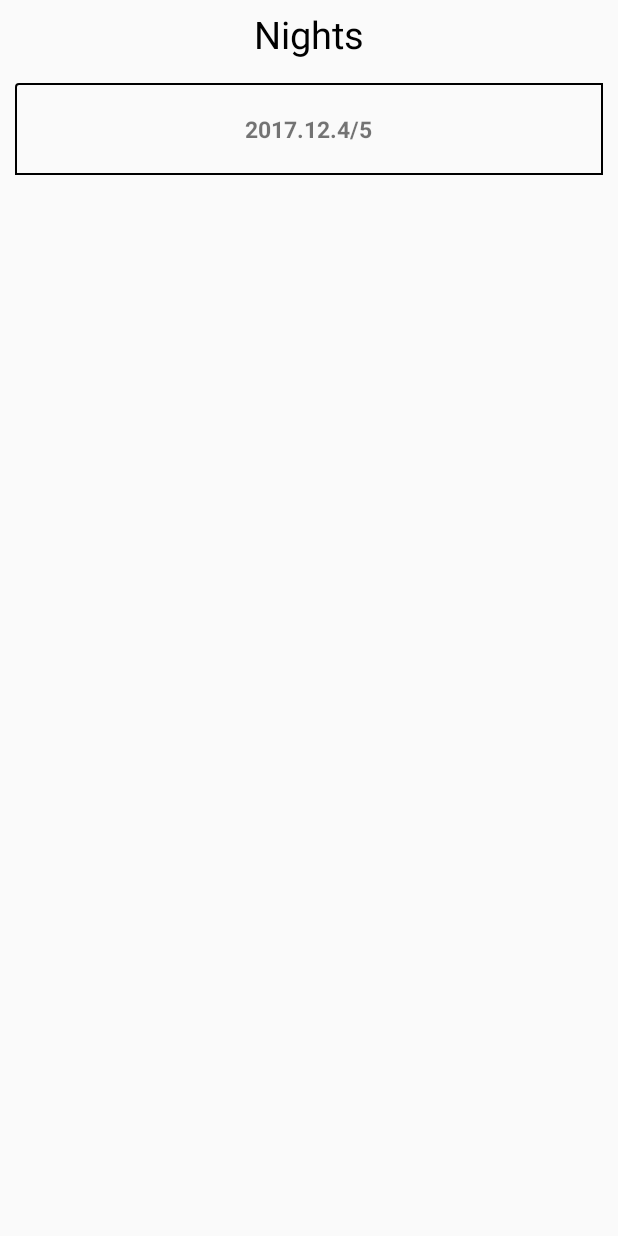
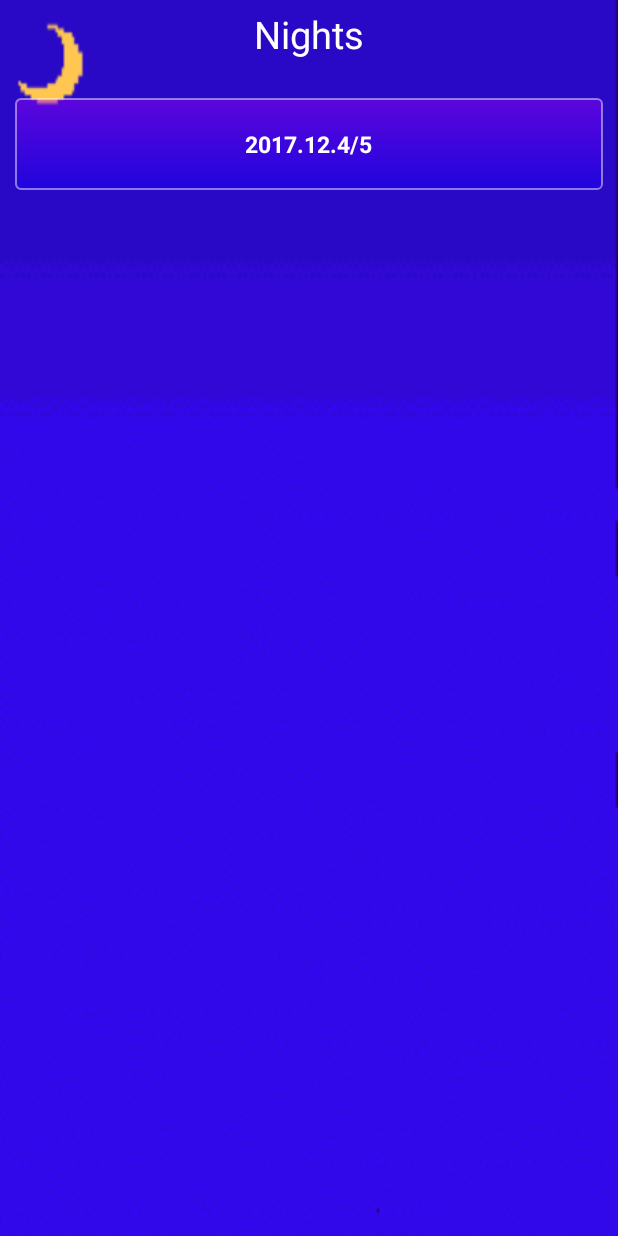
Before and after one commit to petnica-meteor-group/meteor-observation-notebook, an Android app: the ObservationResultsActivity screen opened directly, with no data from a screen before it, on a phone screen of 412 x 824 dp. Run offline under Robolectric (Android 15) with nearby library versions, the phone set to English and light mode, and no system bars.

Commit message:
Improve a e s t h e t i c s

```diff
--- a/app/src/main/java/petnicameteorgroup/meteorobservationnotebook/utils/Nightkeeper.java
+++ b/app/src/main/java/petnicameteorgroup/meteorobservationnotebook/utils/Nightkeeper.java
@@ -2,6 +2,7 @@ package petnicameteorgroup.meteorobservationnotebook.utils;
 
 import android.content.Context;
 import android.os.Environment;
+import android.util.Log;
 
 import java.io.File;
 import java.util.ArrayList;
@@ -62,7 +63,7 @@ public class Nightkeeper {
         Calendar now = Calendar.getInstance();
 
         Calendar other = (Calendar) now.clone(), first, second;
-        if (now.get(Calendar.HOUR_OF_DAY) > 15) {
+        if (now.get(Calendar.HOUR_OF_DAY) >= 15) {
             other.add(Calendar.DAY_OF_MONTH, 1);
             first = now;
             second = other;
--- a/app/src/main/java/petnicameteorgroup/meteorobservationnotebook/utils/Note.java
+++ b/app/src/main/java/petnicameteorgroup/meteorobservationnotebook/utils/Note.java
@@ -5,6 +5,7 @@ import android.util.Log;
 
 import java.text.SimpleDateFormat;
 import java.util.Date;
+import java.util.TimeZone;
 
 /**
  * Created by schutzekatze on 12/4/17.
@@ -33,7 +34,9 @@ public class Note {
     }
 
     public String getClockTime() {
-        return new SimpleDateFormat("HH:mm:ss").format(new Date(timestamp));
+        SimpleDateFormat simpleDateFormat = new SimpleDateFormat("HH:mm:ss");
+        simpleDateFormat.setTimeZone(TimeZone.getTimeZone("UTC"));
+        return simpleDateFormat.format(new Date(timestamp));
     }
 
 }
--- a/app/src/main/java/petnicameteorgroup/meteorobservationnotebook/utils/NotesPagerAdapter.java
+++ b/app/src/main/java/petnicameteorgroup/meteorobservationnotebook/utils/NotesPagerAdapter.java
@@ -30,6 +30,7 @@ public class NotesPagerAdapter extends FragmentStatePagerAdapter {
 
         Bundle args = new Bundle();
         args.putParcelable(NoteFragment.NOTE_BITMAP_ARG, night.getNote(i).getBitmap());
+        args.putString(NoteFragment.NOTE_CLOCKTIME_ARG, night.getNote(i).getClockTime());
         fragment.setArguments(args);
 
         return fragment;
--- a/app/src/main/res/drawable/night_border.xml
+++ /dev/null
@@ -1,12 +0,0 @@
-<?xml version="1.0" encoding="utf-8"?>
-<shape xmlns:android="http://schemas.android.com/apk/res/android"
-    android:shape="rectangle">
-    <corners
-        android:radius="2dp"
-        android:topRightRadius="0dp"
-        android:bottomRightRadius="0dp"
-        android:bottomLeftRadius="0dp" />
-    <stroke
-        android:width="1dp"
-        android:color="@android:color/black" />
-</shape>
--- a/app/src/main/res/layout/activity_observation_results.xml
+++ b/app/src/main/res/layout/activity_observation_results.xml
@@ -3,16 +3,18 @@
     xmlns:android="http://schemas.android.com/apk/res/android"
     android:layout_width="match_parent"
     android:layout_height="match_parent"
-    android:orientation="vertical">
+    android:orientation="vertical"
+    android:background="@drawable/background2">
 
     <TextView
         android:layout_width="match_parent"
         android:layout_height="wrap_content"
         android:text="@string/nights"
         android:textSize="25sp"
-        android:textColor="@android:color/black"
+        android:textColor="@color/title_color"
         android:textAlignment="center"
-        android:layout_margin="5dp"
+        android:layout_marginTop="5dp"
+        android:layout_marginBottom="15dp"
         />
 
     <TextView
@@ -20,7 +22,7 @@
         android:layout_width="match_parent"
         android:layout_height="match_parent"
         android:text="@string/empty"
-        android:textColor="@android:color/black"
+        android:textColor="@color/menu_button_text_color"
         android:textSize="20sp"
         android:textAlignment="center"
         android:visibility="gone"
--- a/app/src/main/res/layout/observation_results_row.xml
+++ b/app/src/main/res/layout/observation_results_row.xml
@@ -3,15 +3,18 @@
     xmlns:android="http://schemas.android.com/apk/res/android"
     android:layout_width="match_parent"
     android:layout_height="match_parent"
-    android:background="@drawable/night_border"
+    android:background="@drawable/menu_button"
     android:padding="20dp">
 
     <TextView
+        android:id="@+id/name"
         android:layout_width="wrap_content"
         android:layout_height="wrap_content"
-        android:id="@+id/name"
+        android:textColor="@color/menu_button_text_color"
         android:textStyle="bold"
         android:textSize="15sp"
-        android:layout_centerInParent="true" />
+        android:layout_centerInParent="true"
+        android:lineSpacingExtra="4dp">
+    </TextView>
 
 </RelativeLayout>
--- a/app/src/main/res/values/colors.xml
+++ b/app/src/main/res/values/colors.xml
@@ -7,4 +7,5 @@
     <color name="menu_button_text_color">#FFFFFF</color>
     <color name="title_color">#FFFFFF</color>
     <color name="pmg_color">#AAFFFFFF</color>
+    <color name="note_clocktime">#FF0000</color>
 </resources>
```
Also changed, not shown: app/src/main/java/petnicameteorgroup/meteorobservationnotebook/utils/NoteFragment.java (+9 -3 lines), app/src/main/res/layout/activity_instructions.xml (+4 -3 lines), app/src/main/res/layout/activity_other.xml (+20 -7 lines), app/src/main/res/layout/fragment_note.xml (+22 -4 lines), app/src/main/res/drawable/background2.gif (added).
